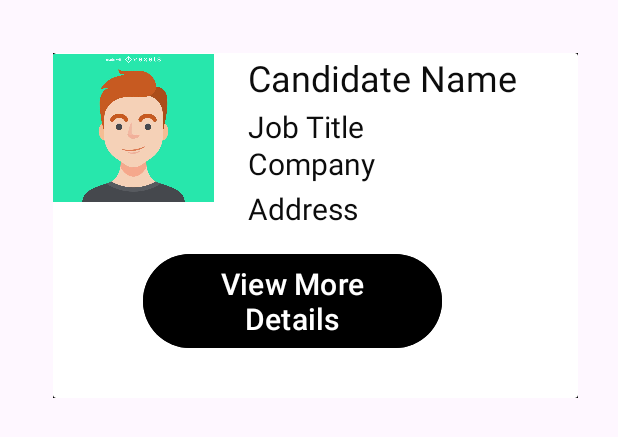
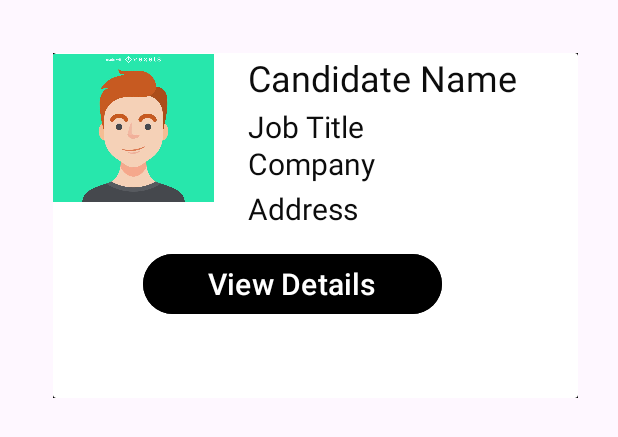
Before and after one commit to Krupali1011/Group3_AndroidProject1, an Android app: the layout candidate_rowlayout.xml on its own in the app's theme, with its tools: preview values and no code run, on a phone screen of 412 x 824 dp. Shown: the top 437 px of the screen. Run offline under Robolectric (Android 15) with nearby library versions, the light colour scheme and no system bars.

Commit message:
Add files via upload
Changed the layout.

```diff
--- a/Group3Project1/app/src/main/res/layout/candidate_rowlayout.xml
+++ b/Group3Project1/app/src/main/res/layout/candidate_rowlayout.xml
@@ -13,6 +13,19 @@
         android:layout_height="275dp"
         android:background="#2B2B2B">
 
+
+
+        <!--        <LinearLayout-->
+        <!--            android:id="@+id/LinerLayout"-->
+        <!--            android:layout_width="match_parent"-->
+        <!--            android:layout_height="352dp"-->
+        <!--            android:layout_marginTop="2dp"-->
+        <!--            android:layout_marginBottom="2dp"-->
+        <!--            android:orientation="horizontal">-->
+
+
+
+        <!--        </LinearLayout>-->
 
 
         <ImageView
@@ -63,13 +76,13 @@
             android:textSize="20sp" />
 
         <Button
-            android:id="@+id/ViewMore"
+            android:id="@+id/btnViewDetails"
             android:layout_width="199dp"
             android:layout_height="wrap_content"
             android:layout_marginStart="60dp"
             android:layout_marginTop="130dp"
             android:backgroundTint="@color/black"
-            android:text="View More Details"
+            android:text="View Details"
             android:textColor="@color/white"
             android:textSize="20sp" />
 
```
